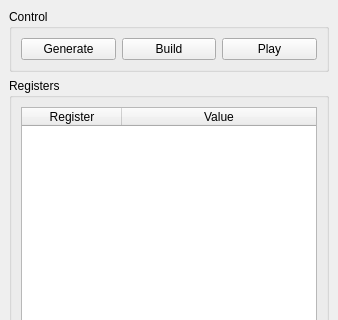
The window that story-editor/src/ost-vm.ui (arabine/open-story-teller) describes before a commit, drawn with Qt 5; both pictures show x 0 to 338 and y 0 to 320 of the 338 by 474 pixel window.
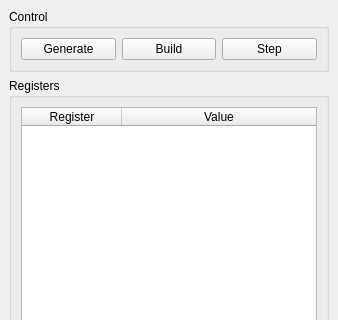
The same window after the commit. Icons and pictures are not drawn.

The edit to the form file:
```diff
--- a/story-editor/src/ost-vm.ui
+++ b/story-editor/src/ost-vm.ui
@@ -42,7 +42,7 @@
        <item>
         <widget class="QPushButton" name="playButton">
          <property name="text">
-          <string>Play</string>
+          <string>Step</string>
          </property>
          <property name="icon">
           <iconset resource="ost-editor.qrc">
```
